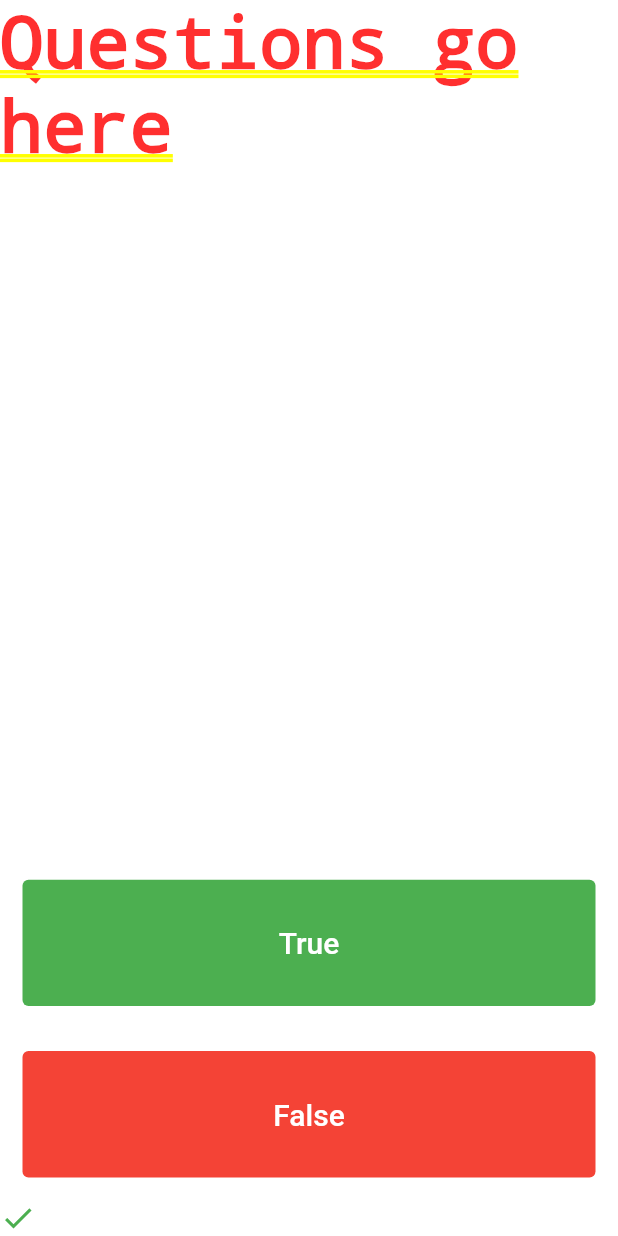
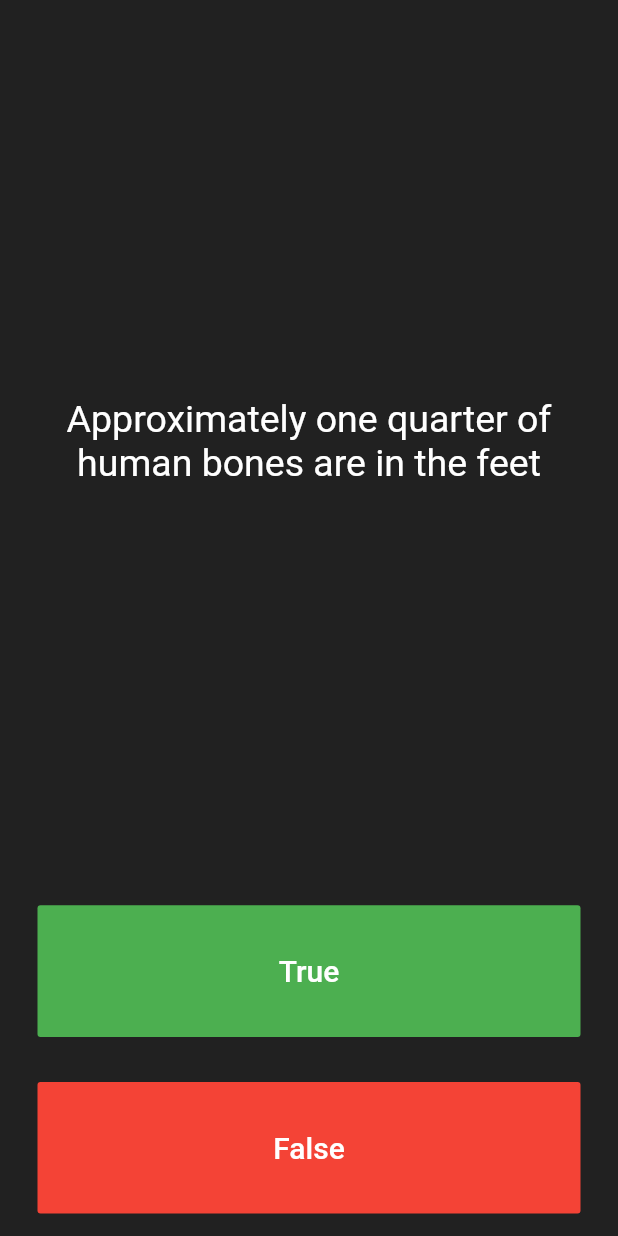
Before and after one commit to Deisun/quiz_app, a Flutter app: the screen it shows after launch, after a tap on "True", on a phone screen of 412 x 824 dp. Run offline on Flutter 3.47's test engine with Material 2 defaults, Android fonts, the phone set to English and light mode, and no system bars.

Commit message:
Fixes to question and score lists

```diff
--- a/lib/main.dart
+++ b/lib/main.dart
@@ -13,7 +13,15 @@ class MyApp extends StatelessWidget {
         primarySwatch: Colors.blue,
         visualDensity: VisualDensity.adaptivePlatformDensity,
       ),
-      home: Quiz(),
+      home: Scaffold(
+        backgroundColor: Colors.grey.shade900,
+        body: SafeArea(
+          child: Padding(
+            padding: EdgeInsets.symmetric(horizontal: 10.0),
+            child: Quiz(),
+          ),
+        ),
+      ),
     );
   }
 }
@@ -25,31 +33,13 @@ class Quiz extends StatefulWidget {
 
 class _QuizState extends State<Quiz> {
   List<Icon> score = [];
+  List<String> questions = [
+    'You can lead a cow downstairs but not upstairs',
+    'Approximately one quarter of human bones are in the feet',
+    'A Slug\'s blood is green'
+  ];
 
-  TextButton buildButton(String name, Color color) {
-    return TextButton(
-      style: TextButton.styleFrom(
-        backgroundColor: color,
-      ),
-      onPressed: () {
-        setState(() {
-          score.add(
-            Icon(
-                Icons.check,
-                color: Colors.green
-            ),
-          );
-        });
-      },
-      child: Text(
-        name,
-        style: TextStyle(
-          fontSize: 20.0,
-          color: Colors.white,
-        ),
-      ),
-    );
-  }
+  int questionNumber = 0;
 
   @override
   Widget build(BuildContext context) {
@@ -59,18 +49,60 @@ class _QuizState extends State<Quiz> {
       children: <Widget>[
         Expanded(
           flex: 5,
-          child: Text('Questions go here'),
-        ),
-        Expanded(
           child: Padding(
-            padding: const EdgeInsets.all(15.0),
-            child: buildButton('True', Colors.green),
+            padding: const EdgeInsets.all(8.0),
+            child: Center(
+              child: Text(
+                questions[questionNumber],
+                textAlign: TextAlign.center,
+                style: TextStyle(
+                  fontSize: 25.0,
+                  color: Colors.white,
+                ),
+              ),
+            ),
           ),
         ),
         Expanded(
           child: Padding(
             padding: const EdgeInsets.all(15.0),
-            child: buildButton('False', Colors.red),
+            child: FlatButton(
+              textColor: Colors.white,
+              color: Colors.green,
+              child: Text(
+                'True',
+                style: TextStyle(
+                  color: Colors.white,
+                  fontSize: 20.0,
+                ),
+              ),
+              onPressed: () {
+                setState(() {
+                  questionNumber++;
+                });
+              },
+            ),
+          ),
+        ),
+        Expanded(
+          child: Padding(
+            padding: const EdgeInsets.all(15.0),
+            child: FlatButton(
+              textColor: Colors.white,
+              color: Colors.red,
+              child: Text(
+                'False',
+                style: TextStyle(
+                  color: Colors.white,
+                  fontSize: 20.0,
+                ),
+              ),
+              onPressed: () {
+                setState(() {
+                  questionNumber++;
+                });
+              },
+            ),
           ),
         ),
         Row(
```
